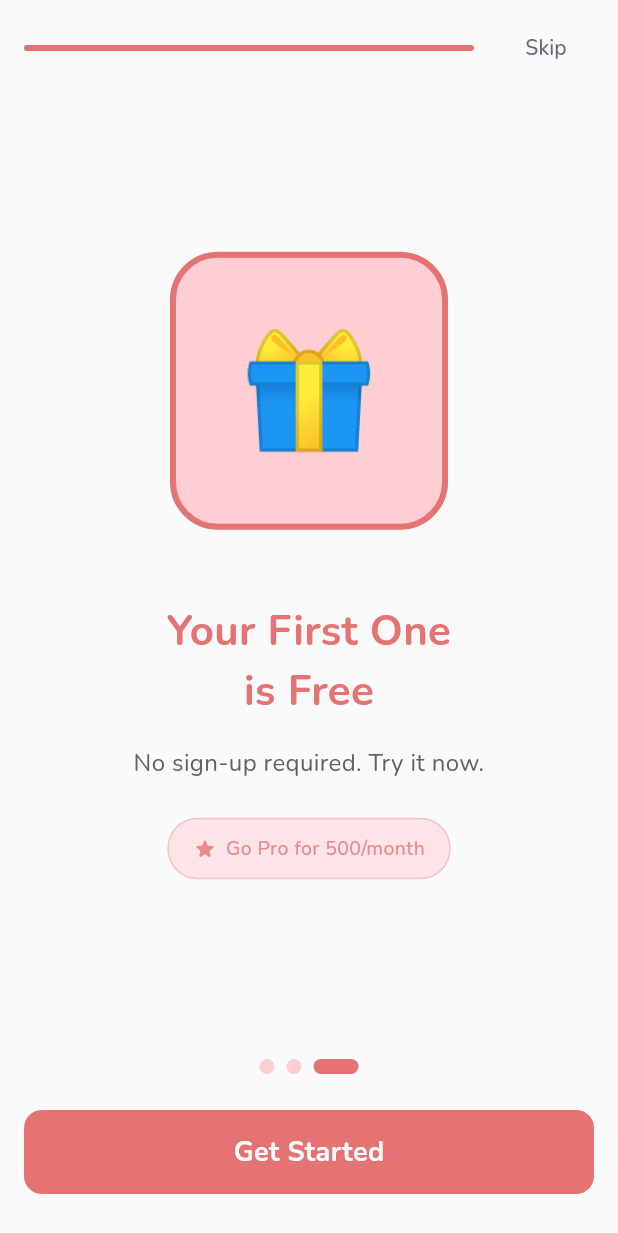
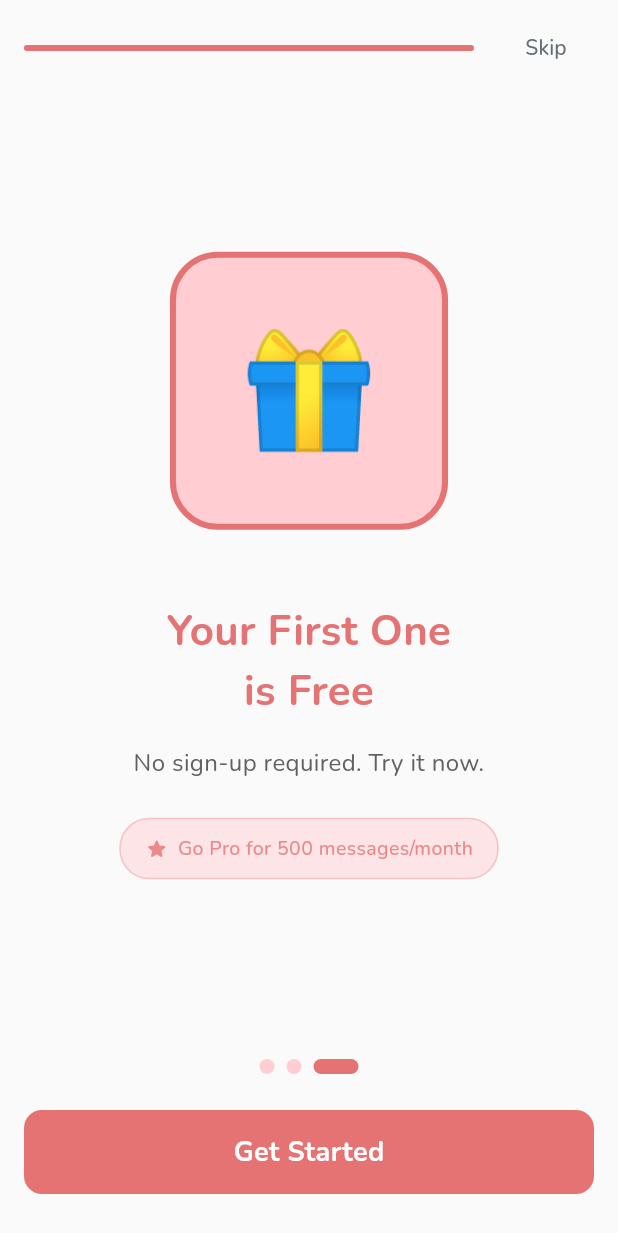
Before and after one commit to jarrydaubert/prosepal, a Flutter app: the screen it shows after launch, swiped to page 3, on a phone screen of 412 x 824 dp. Shown: the top 1233 px of the screen. Run offline on Flutter 3.47's test engine with Material 3 defaults, Android fonts, the phone set to English and light mode, and no system bars; our stand-ins replace device_info_plus, firebase_ai, firebase_core, firebase_crashlytics, flutter_animate, flutter_native_splash and 13 more; missing offline and left inert: firebase_app_check, purchases_flutter, purchases_ui_flutter, screen_secure; accounts and stored records are empty.

Commit message:
fix: Clarify Pro message limit in onboarding
Changed '500/month' to '500 messages/month' for clarity.

Co-authored-by: factory-droid[bot] <138933559+factory-droid[bot]@users.noreply.github.com>

```diff
--- a/lib/features/onboarding/onboarding_screen.dart
+++ b/lib/features/onboarding/onboarding_screen.dart
@@ -343,7 +343,7 @@ class _OnboardingPageWidget extends StatelessWidget {
           ),
           const SizedBox(width: 6),
           Text(
-            'Go Pro for 500/month',
+            'Go Pro for 500 messages/month',
             style: TextStyle(
               fontSize: 13,
               color: AppColors.primary.withValues(alpha: 0.8),
```
